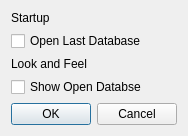
Qt form settingsdialog.ui (Sucalakafufu/infomaniac) before a commit.
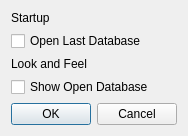
The same form after that commit.

The edit to the form file:
```diff
--- a/settingsdialog.ui
+++ b/settingsdialog.ui
@@ -38,7 +38,7 @@
    <item>
     <widget class="QCheckBox" name="ShowOpenDBcheckBox">
      <property name="text">
-      <string>Show Open Databse</string>
+      <string>Show Open Database</string>
      </property>
     </widget>
    </item>
```
